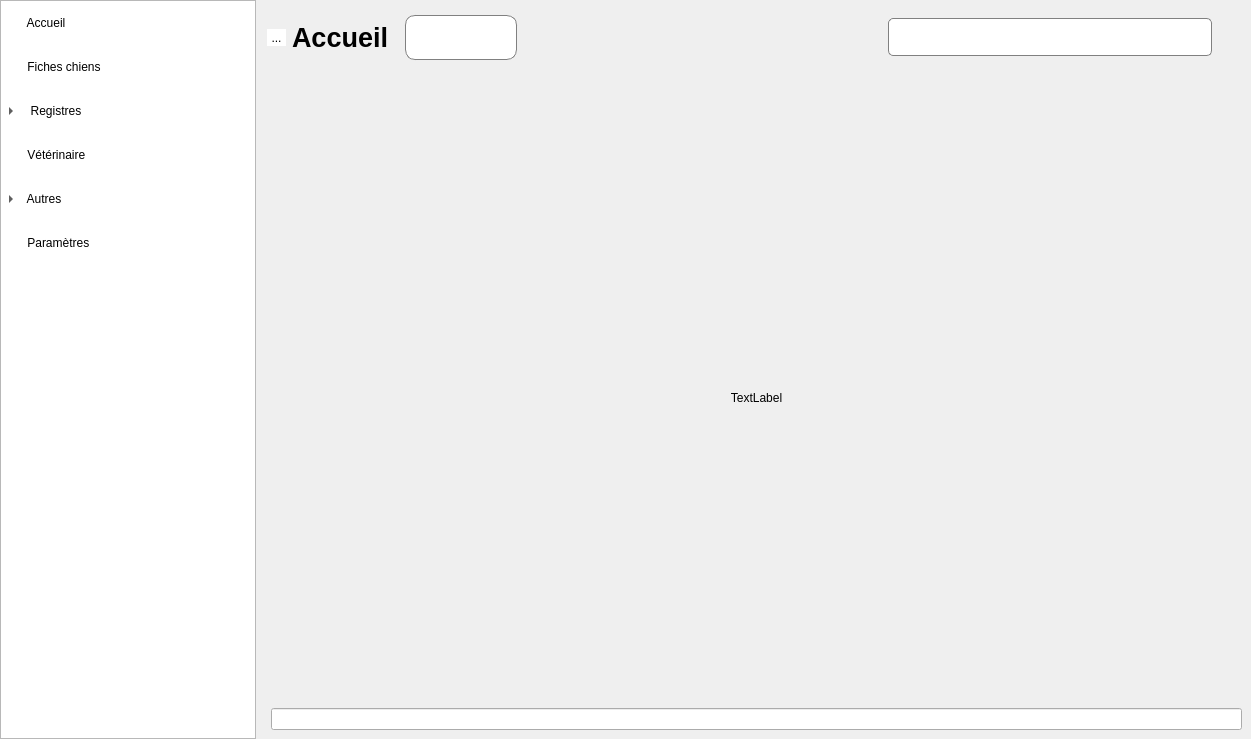
Above: mainwindow.ui from ArtAuc/mkrescue before the change. Below: the same form after it.
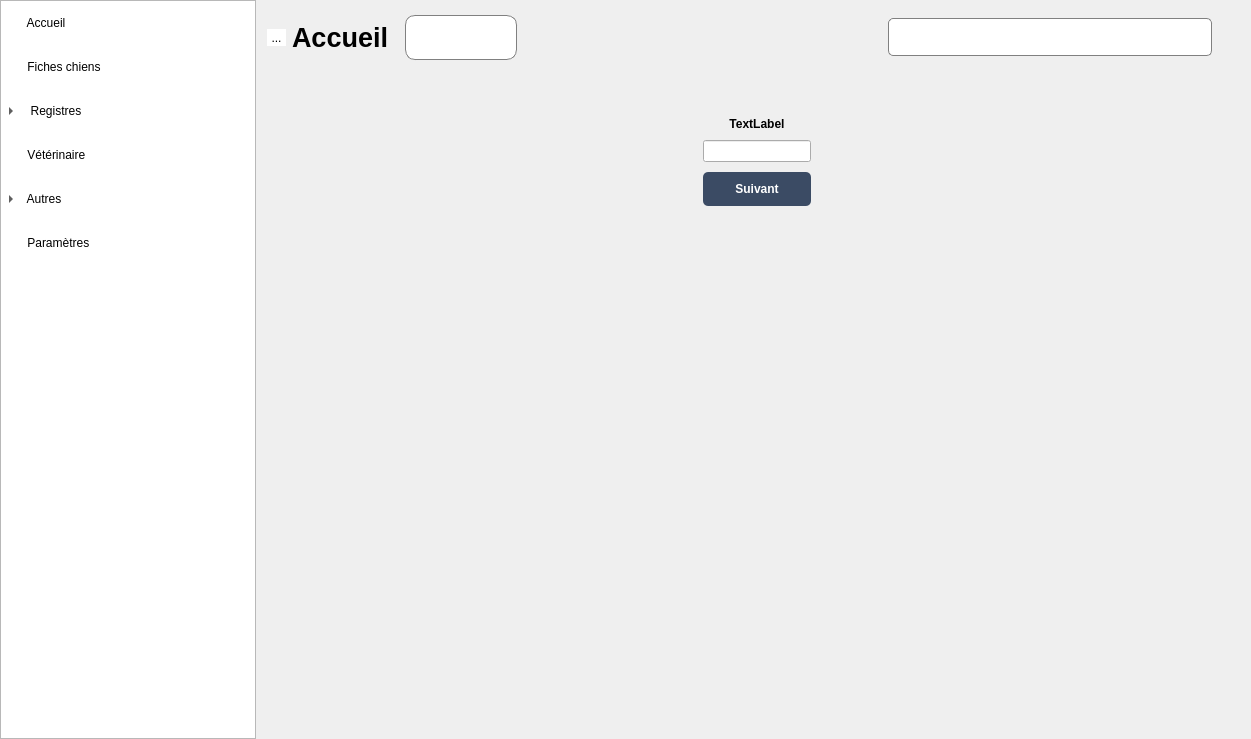
That is the form after the change. Icons and pictures are not drawn. Custom widgets are drawn as their Qt base class.

Commit message: Beautiful login page with logo

Patch:
```diff
--- a/mainwindow.ui
+++ b/mainwindow.ui
@@ -1557,9 +1557,15 @@
         <widget class="LoginPage" name="loginPage">
          <layout class="QVBoxLayout" name="verticalLayout_15">
           <item>
-           <widget class="QLabel" name="loginLabel">
+           <widget class="QLabel" name="loginIcon">
+            <property name="sizePolicy">
+             <sizepolicy hsizetype="Preferred" vsizetype="Preferred">
+              <horstretch>0</horstretch>
+              <verstretch>0</verstretch>
+             </sizepolicy>
+            </property>
             <property name="text">
-             <string>TextLabel</string>
+             <string/>
             </property>
             <property name="alignment">
              <set>Qt::AlignCenter</set>
@@ -1567,7 +1573,128 @@
            </widget>
           </item>
           <item>
-           <widget class="QLineEdit" name="loginEdit"/>
+           <layout class="QHBoxLayout" name="horizontalLayout_10">
+            <item>
+             <spacer name="horizontalSpacer_3">
+              <property name="orientation">
+               <enum>Qt::Horizontal</enum>
+              </property>
+              <property name="sizeHint" stdset="0">
+               <size>
+                <width>421</width>
+                <height>20</height>
+               </size>
+              </property>
+             </spacer>
+            </item>
+            <item>
+             <widget class="QLabel" name="loginLabel">
+              <property name="sizePolicy">
+               <sizepolicy hsizetype="Preferred" vsizetype="Fixed">
+                <horstretch>0</horstretch>
+                <verstretch>0</verstretch>
+               </sizepolicy>
+              </property>
+              <property name="styleSheet">
+               <string notr="true">QLabel{
+font-weight:bold;
+}</string>
+              </property>
+              <property name="text">
+               <string>TextLabel</string>
+              </property>
+              <property name="alignment">
+               <set>Qt::AlignCenter</set>
+              </property>
+             </widget>
+            </item>
+            <item>
+             <spacer name="horizontalSpacer_4">
+              <property name="orientation">
+               <enum>Qt::Horizontal</enum>
+              </property>
+              <property name="sizeHint" stdset="0">
+               <size>
+                <width>420</width>
+                <height>20</height>
+               </size>
+              </property>
+             </spacer>
+            </item>
+           </layout>
+          </item>
+          <item>
+           <layout class="QHBoxLayout" name="horizontalLayout_11">
+            <item>
+             <spacer name="horizontalSpacer_10">
+              <property name="orientation">
+               <enum>Qt::Horizontal</enum>
+              </property>
+              <property name="sizeHint" stdset="0">
+               <size>
+                <width>421</width>
+                <height>20</height>
+               </size>
+              </property>
+             </spacer>
+            </item>
+            <item>
+             <layout class="QVBoxLayout" name="verticalLayout_16">
+              <property name="spacing">
+               <number>10</number>
+              </property>
+              <item>
+               <widget class="QLineEdit" name="loginEdit">
+                <property name="sizePolicy">
+                 <sizepolicy hsizetype="Preferred" vsizetype="Fixed">
+                  <horstretch>0</horstretch>
+                  <verstretch>0</verstretch>
+                 </sizepolicy>
+                </property>
+               </widget>
+              </item>
+              <item>
+               <widget class="QPushButton" name="loginNextButton">
+                <property name="sizePolicy">
+                 <sizepolicy hsizetype="Preferred" vsizetype="Fixed">
+                  <horstretch>0</horstretch>
+                  <verstretch>0</verstretch>
+                 </sizepolicy>
+                </property>
+                <property name="text">
+                 <string>Suivant</string>
+                </property>
+               </widget>
+              </item>
+             </layout>
+            </item>
+            <item>
+             <spacer name="horizontalSpacer_11">
+              <property name="orientation">
+               <enum>Qt::Horizontal</enum>
+              </property>
+              <property name="sizeHint" stdset="0">
+               <size>
+                <width>421</width>
+                <height>20</height>
+               </size>
+              </property>
+             </spacer>
+            </item>
+           </layout>
+          </item>
+          <item>
+           <spacer name="verticalSpacer_3">
+            <property name="orientation">
+             <enum>Qt::Vertical</enum>
+            </property>
+            <property name="sizeHint" stdset="0">
+             <size>
+              <width>20</width>
+              <height>40</height>
+             </size>
+            </property>
+           </spacer>
           </item>
          </layout>
         </widget>
```
Left out of the diff: 8 changed lines with no effect on the pictures. The commit also changes 3 other files.
